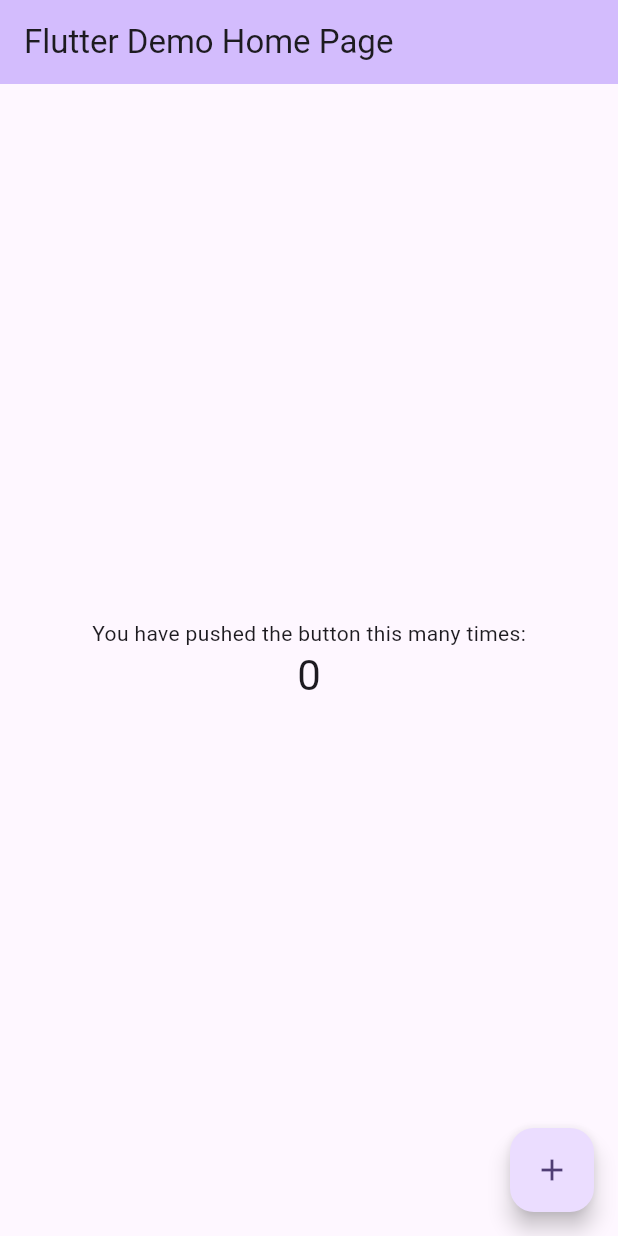
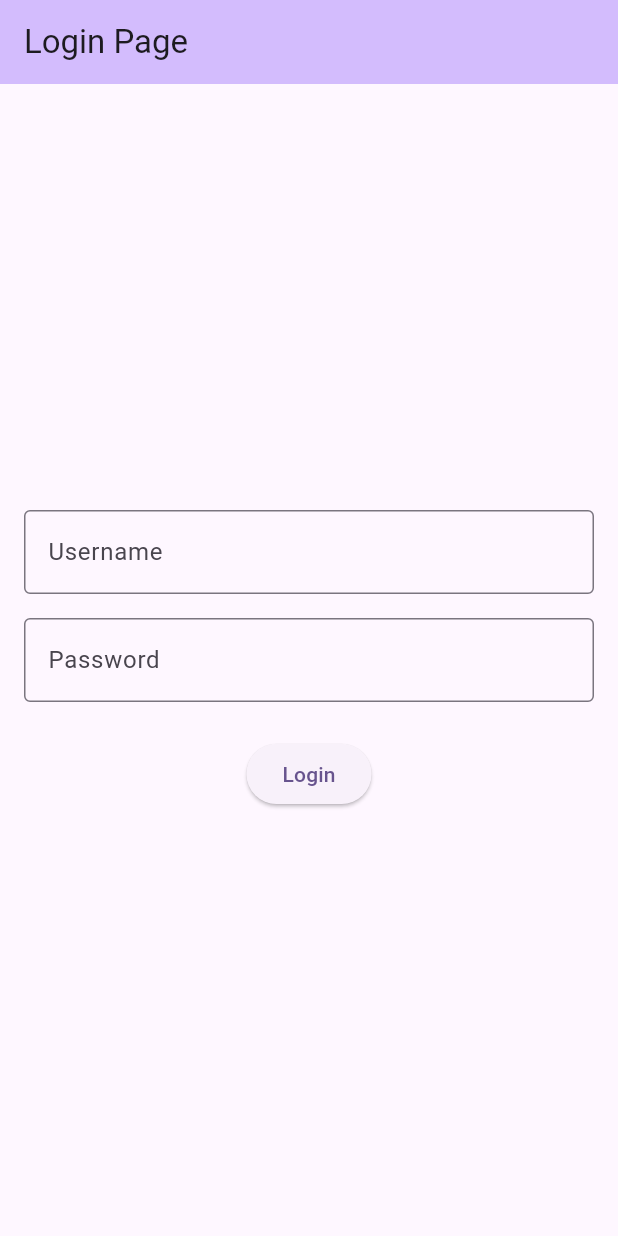
Before and after one commit to hayderr-glitch/Simple_Login_UI_Flutter, a Flutter app: the screen it shows after launch, on a phone screen of 412 x 824 dp. Run offline on Flutter 3.47's test engine with Material 3 defaults, Android fonts, the phone set to English and light mode, and no system bars.

Commit message:
code updated

```diff
--- a/lib/main.dart
+++ b/lib/main.dart
@@ -10,11 +10,12 @@ class MyApp extends StatelessWidget {
   @override
   Widget build(BuildContext context) {
     return MaterialApp(
-      title: 'Flutter Demo',
+      title: 'Login UI',
       theme: ThemeData(
         colorScheme: ColorScheme.fromSeed(seedColor: Colors.deepPurple),
+        useMaterial3: true,
       ),
-      home: const MyHomePage(title: 'Flutter Demo Home Page'),
+      home: const MyHomePage(title: 'Login Page'),
     );
   }
 }
@@ -29,12 +30,19 @@ class MyHomePage extends StatefulWidget {
 }
 
 class _MyHomePageState extends State<MyHomePage> {
-  int _counter = 0;
+  final _usernameController = TextEditingController();
+  final _passwordController = TextEditingController();
 
-  void _incrementCounter() {
-    setState(() {
-      _counter++;
-    });
+  void _login() {
+    print('Username: ${_usernameController.text}');
+    print('Password: ${_passwordController.text}');
+  }
+
+  @override
+  void dispose() {
+    _usernameController.dispose();
+    _passwordController.dispose();
+    super.dispose();
   }
 
   @override
@@ -44,22 +52,33 @@ class _MyHomePageState extends State<MyHomePage> {
         backgroundColor: Theme.of(context).colorScheme.inversePrimary,
         title: Text(widget.title),
       ),
-      body: Center(
+      body: Padding(
+        padding: const EdgeInsets.all(16.0),
+        child: Center(
           child: Column(
             mainAxisAlignment: MainAxisAlignment.center,
             children: <Widget>[
-            const Text('You have pushed the button this many times:'),
-            Text(
-              '$_counter',
-              style: Theme.of(context).textTheme.headlineMedium,
+              TextField(
+                controller: _usernameController,
+                decoration: const InputDecoration(
+                  border: OutlineInputBorder(),
+                  labelText: 'Username',
                 ),
+              ),
+              const SizedBox(height: 16.0),
+              TextField(
+                controller: _passwordController,
+                obscureText: true,
+                decoration: const InputDecoration(
+                  border: OutlineInputBorder(),
+                  labelText: 'Password',
+                ),
+              ),
+              const SizedBox(height: 24.0),
+              ElevatedButton(onPressed: _login, child: const Text('Login')),
             ],
           ),
         ),
-      floatingActionButton: FloatingActionButton(
-        onPressed: _incrementCounter,
-        tooltip: 'Increment',
-        child: const Icon(Icons.add),
       ),
     );
   }
```
Lines whose indentation alone changed are shown as unchanged.
